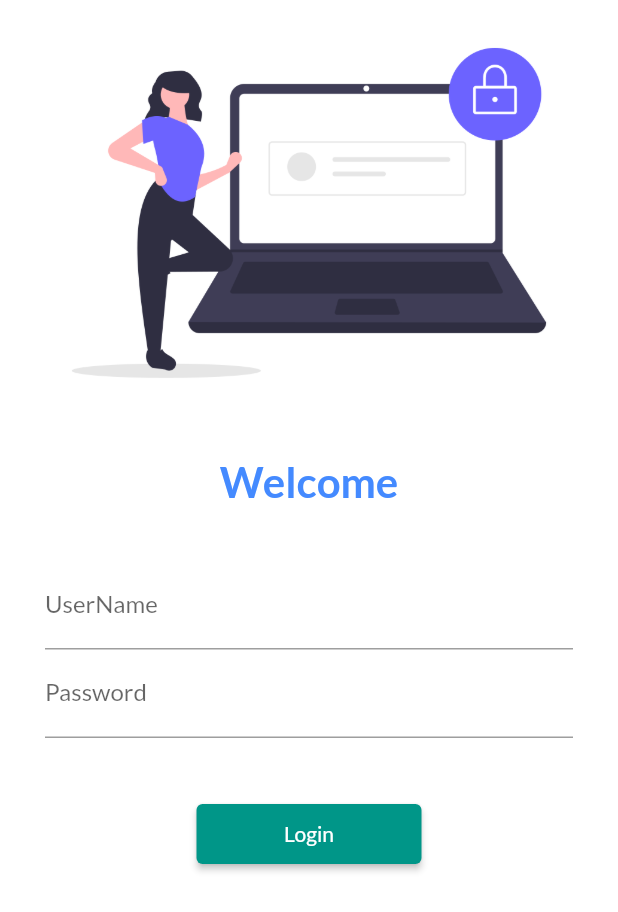
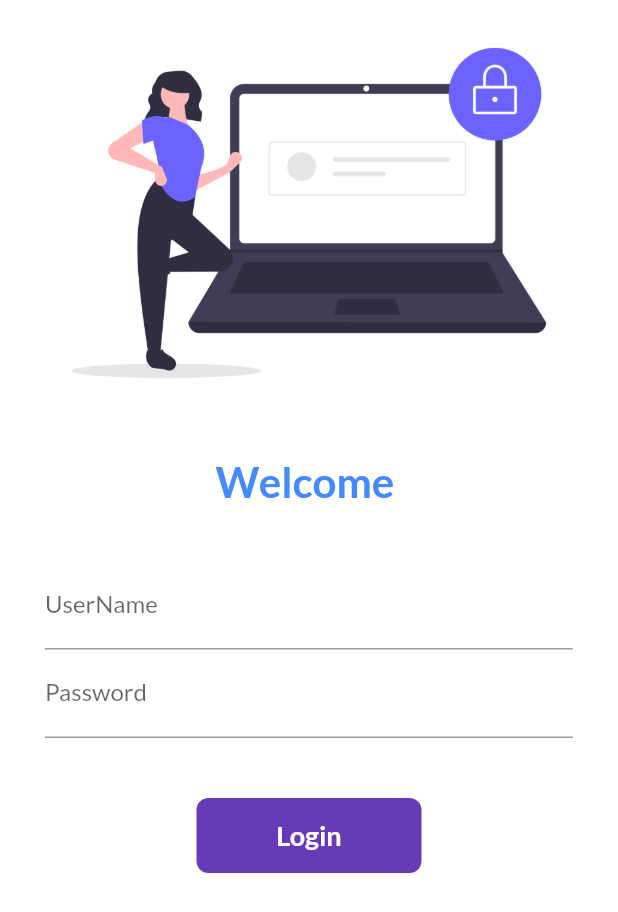
Before and after one commit to Monika123-pawar/Catalog_app, a Flutter app: the screen it shows after launch, on a phone screen of 412 x 824 dp. Shown: the top 912 px of the screen. Run offline on Flutter 3.47's test engine with Material 2 defaults, Android fonts, the phone set to English and light mode, and no system bars; our stand-ins replace google_fonts.

Commit message:
Day 6 Completed

```diff
--- a/lib/pages/login_page.dart
+++ b/lib/pages/login_page.dart
@@ -1,9 +1,15 @@
-
 import 'package:flutter/cupertino.dart';
 import 'package:flutter/material.dart';
 import 'package:mtech/utils/routes.dart';
 
-class LoginPage extends StatelessWidget {
+class LoginPage extends StatefulWidget {
+  @override
+  _LoginPageState createState() => _LoginPageState();
+}
+
+class _LoginPageState extends State<LoginPage> {
+  String name = "";
+  bool changedButton = false;
   @override
   Widget build(BuildContext context) {
     return Material(
@@ -20,7 +26,7 @@ class LoginPage extends StatelessWidget {
               height: 20.0,
             ),
             Text(
-              "Welcome",
+              "Welcome $name",
               style: TextStyle(
                   color: Colors.blueAccent,
                   fontWeight: FontWeight.bold,
@@ -30,7 +36,8 @@ class LoginPage extends StatelessWidget {
               height: 20.0,
             ),
             Padding(
-              padding: const EdgeInsets.symmetric(vertical: 16.0,horizontal: 30),
+              padding:
+                  const EdgeInsets.symmetric(vertical: 16.0, horizontal: 30),
               child: Column(
                 children: <Widget>[
                   TextFormField(
@@ -38,9 +45,13 @@ class LoginPage extends StatelessWidget {
                       hintText: "Enter User Name",
                       labelText: "UserName",
                     ),
+                    onChanged: (value) {
+                      name = value;
+                      setState(() {});
+                    },
                   ),
                   TextFormField(
-                    obscureText:true,
+                    obscureText: true,
                     decoration: InputDecoration(
                       hintText: "Enter Password",
                       labelText: "Password",
@@ -49,15 +60,42 @@ class LoginPage extends StatelessWidget {
                   SizedBox(
                     height: 40.0,
                   ),
-                  ElevatedButton(
-                      onPressed: (){
-                       Navigator.pushNamed(context, MyRoutes.HomeRoute);
-                      },
-                      child: Text("Login"),
-                    style: TextButton.styleFrom(
-                      minimumSize: Size(150, 40),
+                  InkWell(
+                    onTap: () async{
+                      setState(() {
+                        changedButton=true;
+                      });
+                      await Future.delayed(Duration(seconds: 1));
+                      Navigator.pushNamed(context, MyRoutes.HomeRoute);
+                    },
+                    child: AnimatedContainer(
+                      duration: Duration(seconds: 1),
+                      width:changedButton? 50:150,
+                      height: 50,
+                      alignment: Alignment.center,
+                      child:changedButton?Icon(Icons.done,color: Colors.white,) :Text(
+                        'Login',
+                        style: TextStyle(
+                            fontSize: 18,
+                            color: Colors.white,
+                            fontWeight: FontWeight.bold),
+                      ),
+                      decoration: BoxDecoration(
+                        color: Colors.deepPurple,
+                        // shape: changedButton?BoxShape.circle:BoxShape.rectangle,
+                        borderRadius: BorderRadius.circular(changedButton?50:8),
+                      ),
                     ),
                   )
+                  // ElevatedButton(
+                  //     onPressed: (){
+                  //      Navigator.pushNamed(context, MyRoutes.HomeRoute);
+                  //     },
+                  //     child: Text("Login"),
+                  //   style: TextButton.styleFrom(
+                  //     minimumSize: Size(150, 40),
+                  //   ),
+                  // ),
                 ],
               ),
             ),
```
